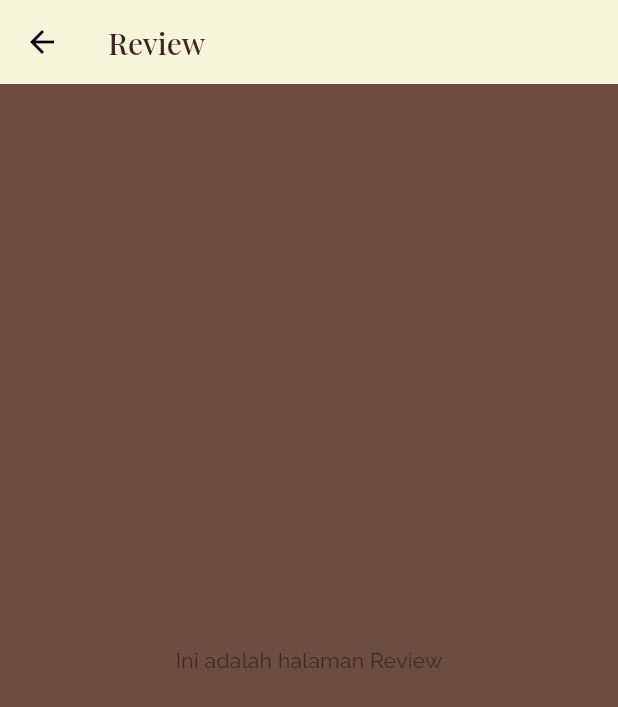
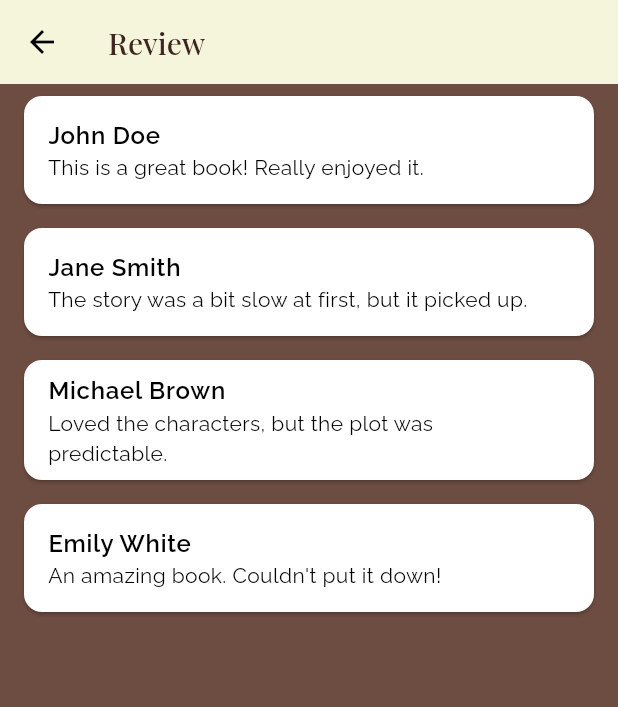
Before and after one commit to PBP-C09/setaksetik-mobile-upgrade, a Flutter app: the screen it shows after launch, after a tap on "Review", on a phone screen of 412 x 824 dp. Shown: the top 707 px of the screen. Run offline on Flutter 3.47's test engine with Material 3 defaults, Android fonts, the phone set to English and light mode, and no system bars.

```diff
--- /dev/null
+++ b/lib/review/models/review.dart
@@ -0,0 +1,60 @@
+import 'dart:convert';
+
+List<Review> reviewFromJson(String str) =>
+    List<Review>.from(json.decode(str).map((x) => Review.fromJson(x)));
+
+String reviewToJson(List<Review> data) =>
+    json.encode(List<dynamic>.from(data.map((x) => x.toJson())));
+
+class Review {
+  String model;
+  int pk;
+  Fields fields;
+
+  Review({
+    required this.model,
+    required this.pk,
+    required this.fields,
+  });
+
+  factory Review.fromJson(Map<String, dynamic> json) => Review(
+        model: json["model"],
+        pk: json["pk"],
+        fields: Fields.fromJson(json["fields"]),
+      );
+
+  Map<String, dynamic> toJson() => {
+        "model": model,
+        "pk": pk,
+        "fields": fields.toJson(),
+      };
+}
+
+class Fields {
+  int user;
+  String name;
+  String description;
+  DateTime dateAdded;
+
+  Fields({
+    required this.user,
+    required this.name,
+    required this.description,
+    required this.dateAdded,
+  });
+
+  factory Fields.fromJson(Map<String, dynamic> json) => Fields(
+        user: json["user"],
+        name: json["name"],
+        description: json["description"],
+        dateAdded: DateTime.parse(json["date_added"]),
+      );
+
+  Map<String, dynamic> toJson() => {
+        "user": user,
+        "name": name,
+        "description": description,
+        "date_added":
+            "${dateAdded.year.toString().padLeft(4, '0')}-${dateAdded.month.toString().padLeft(2, '0')}-${dateAdded.day.toString().padLeft(2, '0')}",
+      };
+}
--- /dev/null
+++ b/lib/review/screens/review_list.dart
@@ -0,0 +1,62 @@
+import 'package:flutter/material.dart';
+
+void main() {
+  runApp(const MyApp());
+}
+
+class Review {
+  final String author;
+  final String text;
+
+  Review({required this.author, required this.text});
+}
+
+class MyApp extends StatelessWidget {
+  const MyApp({Key? key}) : super(key: key);
+
+  @override
+  Widget build(BuildContext context) {
+    return MaterialApp(
+      debugShowCheckedModeBanner: false,
+      home: ReviewPage(), // Menampilkan screen review
+    );
+  }
+}
+
+class ReviewPage extends StatelessWidget {
+  final List<Review> reviews = [
+    Review(author: 'John Doe', text: 'This is a great book! Really enjoyed it.'),
+    Review(author: 'Jane Smith', text: 'The story was a bit slow at first, but it picked up.'),
+    Review(author: 'Michael Brown', text: 'Loved the characters, but the plot was predictable.'),
+    Review(author: 'Emily White', text: 'An amazing book. Couldn\'t put it down!'),
+  ];
+
+  @override
+  Widget build(BuildContext context) {
+    return Scaffold(
+      appBar: AppBar(
+        title: const Text(
+          'Book Reviews',
+          style: TextStyle(
+            color: Colors.white,
+          ),
+        ),
+        backgroundColor: Colors.deepOrange,
+        foregroundColor: Colors.white,
+      ),
+      body: ListView.builder(
+        itemCount: reviews.length,
+        itemBuilder: (context, index) {
+          final review = reviews[index];
+          return Card(
+            margin: const EdgeInsets.all(8.0),
+            child: ListTile(
+              title: Text(review.author, style: const TextStyle(fontWeight: FontWeight.bold)),
+              subtitle: Text(review.text),
+            ),
+          );
+        },
+      ),
+    );
+  }
+}
--- a/lib/screens/review.dart
+++ b/lib/screens/review.dart
@@ -5,12 +5,36 @@ class ReviewPage extends StatelessWidget {
 
   @override
   Widget build(BuildContext context) {
+    // Daftar review statis untuk tampilan
+    final List<Map<String, String>> reviews = [
+      {'author': 'John Doe', 'text': 'This is a great book! Really enjoyed it.'},
+      {'author': 'Jane Smith', 'text': 'The story was a bit slow at first, but it picked up.'},
+      {'author': 'Michael Brown', 'text': 'Loved the characters, but the plot was predictable.'},
+      {'author': 'Emily White', 'text': 'An amazing book. Couldn\'t put it down!'},
+    ];
+
     return Scaffold(
       appBar: AppBar(
         title: const Text('Review'),
       ),
-      body: const Center(
-        child: Text('Ini adalah halaman Review'),
+      body: ListView.builder(
+        itemCount: reviews.length,
+        itemBuilder: (context, index) {
+          final review = reviews[index];
+          return Card(
+            margin: const EdgeInsets.symmetric(vertical: 8, horizontal: 16),
+            child: ListTile(
+              title: Text(
+                review['author']!,
+                style: const TextStyle(
+                  fontWeight: FontWeight.bold,
+                  fontSize: 16,
+                ),
+              ),
+              subtitle: Text(review['text']!),
+            ),
+          );
+        },
       ),
     );
   }
```
Also changed, not shown: lib/review/screens/review_entry.dart (added, +134 -0 lines), lib/review/screens/user_review.dart (added, +83 -0 lines).
